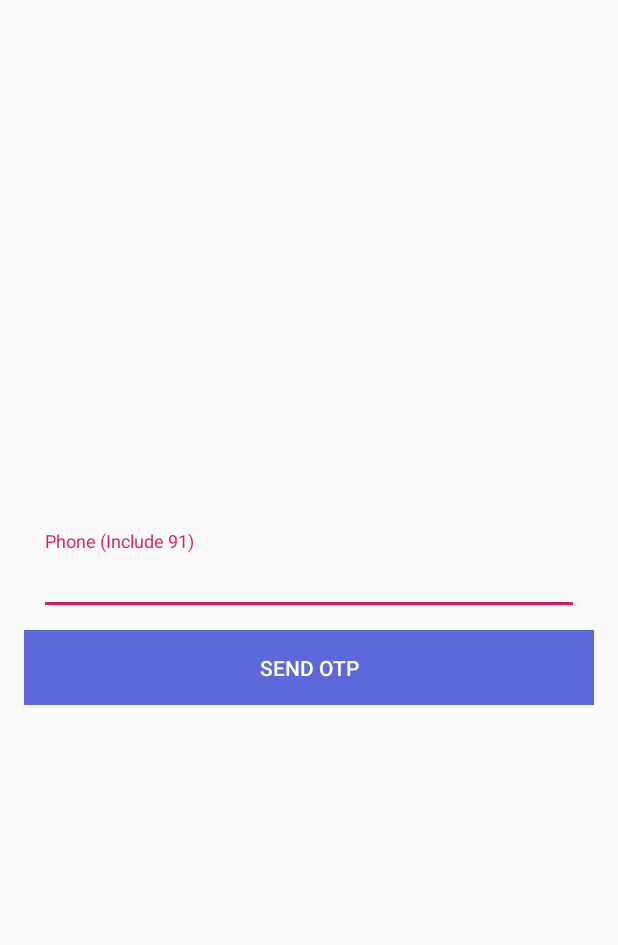
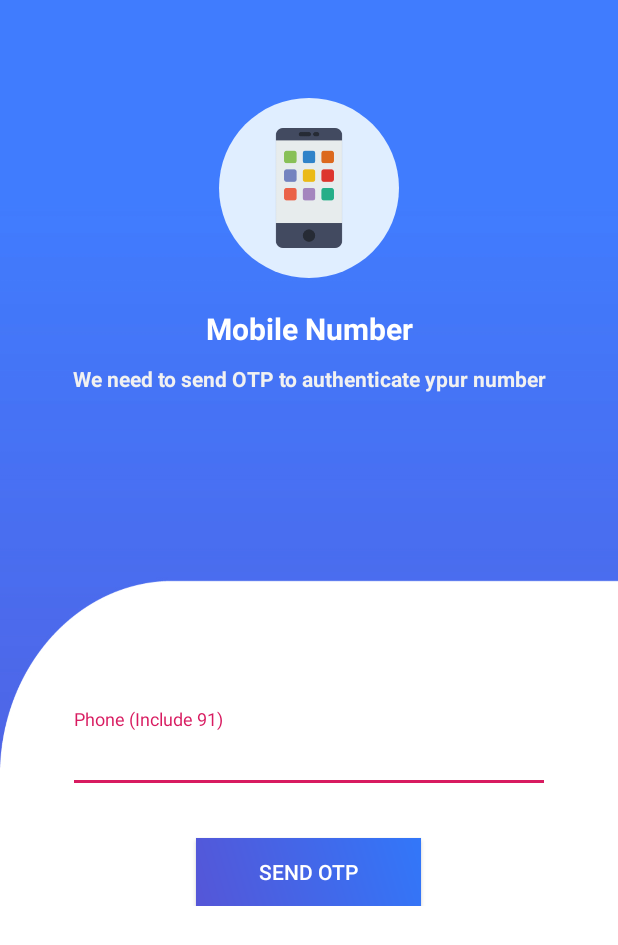
Before and after one commit to aamku/Aamku_connect, an Android app: the PhoneAuth screen opened directly, with no data from a screen before it, on a phone screen of 412 x 824 dp. Shown: the top 945 px of the screen. Run offline under Robolectric (Android 15) with nearby library versions, the phone set to English and light mode, and no system bars; 1 statement that could not run was skipped.

Commit message:
OTP Layout designing

```diff
--- a/app/src/main/res/layout/activity_phone_auth.xml
+++ b/app/src/main/res/layout/activity_phone_auth.xml
@@ -6,33 +6,70 @@
     android:layout_width="match_parent"
     android:layout_height="match_parent"
     tools:context=".PhoneAuth"
-    android:padding="16dp">
+    android:background="@drawable/login_screen"
+    android:padding="15dp">
+
+    <LinearLayout
+        android:id="@+id/screenImage"
+        android:layout_width="396dp"
+        android:layout_height="457dp"
+        android:orientation="vertical"
+        android:gravity="center_horizontal">
+
+        <ImageView
+            android:layout_width="120dp"
+            android:layout_height="120dp"
+            android:background="@drawable/cercle"
+            android:padding="20dp"
+            android:src="@drawable/phone"
+            android:layout_marginTop="50dp"
+            android:layout_marginBottom="20dp"/>
+
+        <TextView
+            android:layout_width="match_parent"
+            android:layout_height="wrap_content"
+            android:text="Mobile Number"
+            android:textStyle="bold"
+            android:textSize="20dp"
+            android:textColor="#FFF"
+            android:textAlignment="center"
+            android:layout_marginBottom="10dp"/>
+        <TextView
+            android:layout_width="match_parent"
+            android:layout_height="wrap_content"
+            android:text="We need to send OTP to authenticate ypur number"
+            android:textStyle="bold"
+            android:textColor="#F1F1F1"
+            android:textAlignment="center"
+            />
+
+    </LinearLayout>
 
     <com.google.android.material.textfield.TextInputLayout
+        android:id="@+id/targetWrapper"
         android:layout_width="match_parent"
         android:layout_height="wrap_content"
-        android:id="@+id/targetWrapper"
-        android:layout_centerInParent="true">
+        android:layout_below="@+id/screenImage"
+        android:layout_marginRight="30dp"
+        android:layout_marginLeft="30dp">
 
         <com.google.android.material.textfield.TextInputEditText
+            android:id="@+id/phoneAuth"
             android:layout_width="match_parent"
             android:layout_height="45dp"
             android:hint="Phone (Include 91)"
-            android:id="@+id/phoneAuth"
-            android:layout_marginTop="10dp"
-            android:layout_marginLeft="10dp"
-            android:layout_marginRight="10dp"
             android:inputType="phone">
 
         </com.google.android.material.textfield.TextInputEditText>
 
         <Button
-            android:layout_width="match_parent"
-            android:layout_height="50dp"
-            android:layout_marginTop="10dp"
+            android:id="@+id/sendOtp"
+            android:layout_width="150dp"
+            android:layout_height="45dp"
+            android:layout_marginTop="30dp"
+            android:background="@drawable/main_gradient"
             android:text="SEND OTP"
-            android:id="@+id/sendOtp"
-            android:background="@color/customColor"
+            android:layout_gravity="center_horizontal"
             android:textColor="#fff"/>
 
     </com.google.android.material.textfield.TextInputLayout>
```
Also changed, not shown: app/src/main/res/drawable/splash.xml (deleted, +0 -11 lines), app/src/main/res/layout/activity_check_otp.xml (+46 -8 lines), app/src/main/res/drawable/login_screen.jpg (added), app/src/main/res/drawable/otp.png (added), app/src/main/res/drawable/phone.png (added).
